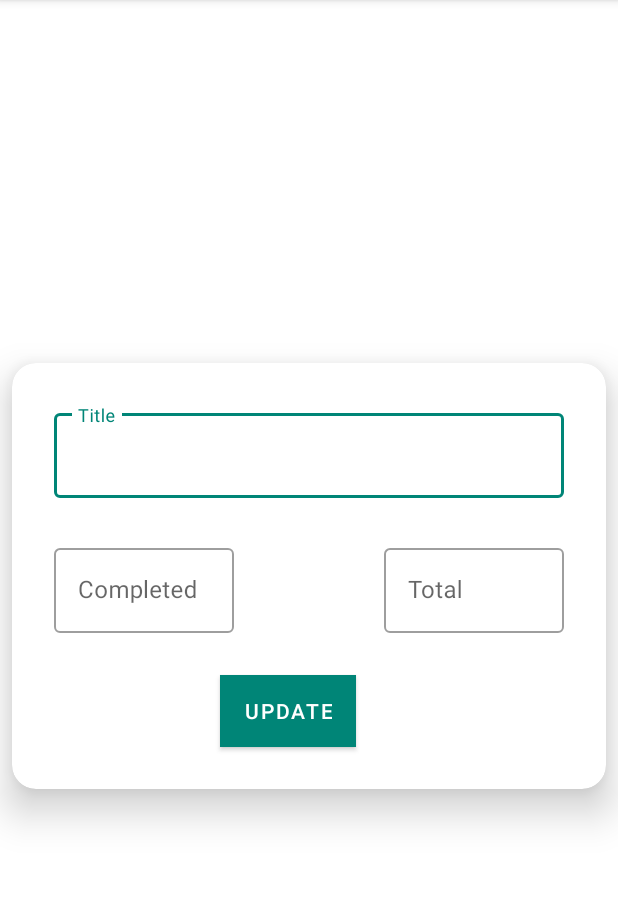
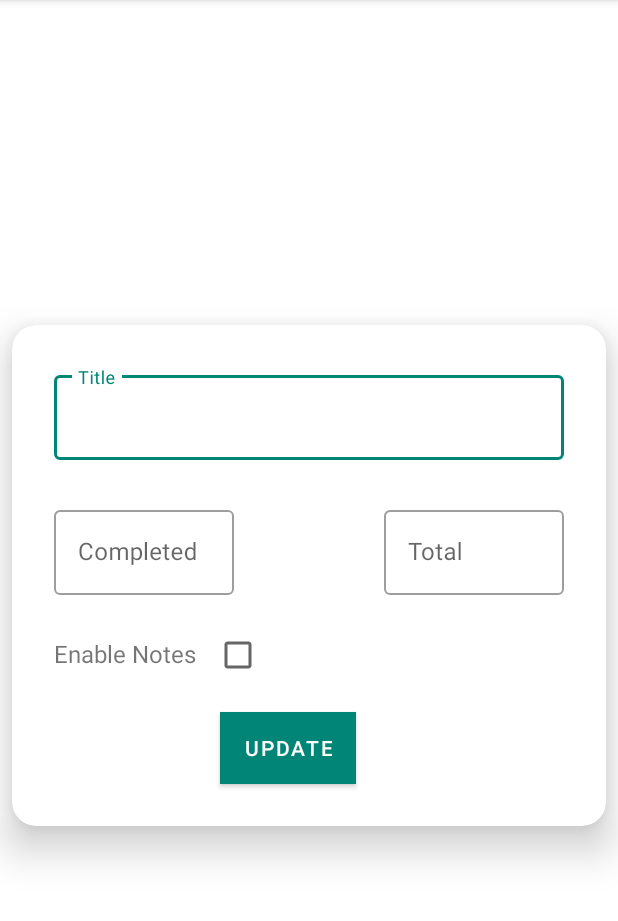
Before and after one commit to sowmyav24/challenge-tracker, an Android app: the fragment EditChallengeFragment shown on its own in the app's theme, on a phone screen of 412 x 824 dp, the part 84-1005 px from its top. Run offline under Robolectric (Android 15) with nearby library versions, the phone set to English and light mode, and no system bars; our stand-ins replace Room's generated code; 5 statements that could not run were skipped.

Commit message:
Addenable notes option in edit also

```diff
--- a/app/src/main/java/scheduler/org/challengetracker/ui/addChallenge/EditChallengeFragment.kt
+++ b/app/src/main/java/scheduler/org/challengetracker/ui/addChallenge/EditChallengeFragment.kt
@@ -8,6 +8,7 @@ import androidx.fragment.app.Fragment
 import androidx.lifecycle.ViewModelProviders
 import com.google.android.material.textfield.TextInputEditText
 import kotlinx.android.synthetic.main.fragment_edit_challenge.view.completed
+import kotlinx.android.synthetic.main.fragment_edit_challenge.view.notes_needed
 import kotlinx.android.synthetic.main.fragment_edit_challenge.view.title
 import kotlinx.android.synthetic.main.fragment_edit_challenge.view.total
 import kotlinx.android.synthetic.main.fragment_edit_challenge.view.update
@@ -32,6 +33,7 @@ class EditChallengeFragment : Fragment() {
         root.title.setText(challenge.title)
         root.completed.setText(challenge.completedDays.toString())
         root.total.setText(challenge.totalDays.toString())
+        root.notes_needed.isChecked = challenge.hasNotes
         root.update.setOnClickListener {
             val isValid = validateFields(listOf(root.title, root.completed, root.total))
             if (isValid) {
@@ -47,7 +49,8 @@ class EditChallengeFragment : Fragment() {
             root.title.text.toString(),
             root.completed.text.toString().toInt(),
             root.total.text.toString().toInt(),
-            true
+            true,
+            root.notes_needed.isChecked
         )
         challengeToBeUpdated.id = challengeId
         return challengeToBeUpdated
--- a/app/src/main/res/layout/fragment_edit_challenge.xml
+++ b/app/src/main/res/layout/fragment_edit_challenge.xml
@@ -80,6 +80,27 @@
                 android:inputType="number" />
         </com.google.android.material.textfield.TextInputLayout>
 
+        <TextView
+            android:id="@+id/notes_text"
+            android:layout_width="wrap_content"
+            android:layout_height="wrap_content"
+            android:layout_marginStart="@dimen/dimen_28"
+            android:layout_marginTop="@dimen/dimen_28"
+            android:text="@string/notes"
+            android:textSize="@dimen/dimen_text_16"
+            app:layout_constraintStart_toStartOf="parent"
+            app:layout_constraintTop_toBottomOf="@id/completed_days"/>
+
+        <androidx.appcompat.widget.AppCompatCheckBox
+            android:id="@+id/notes_needed"
+            android:layout_width="wrap_content"
+            android:layout_height="wrap_content"
+            android:layout_marginEnd="@dimen/dimen_24"
+            android:layout_marginStart="@dimen/dimen_12"
+            android:layout_marginTop="@dimen/dimen_16"
+            app:layout_constraintStart_toEndOf="@+id/notes_text"
+            app:layout_constraintTop_toBottomOf="@id/completed_days"/>
+
         <com.google.android.material.button.MaterialButton
             style="@style/Widget.MaterialComponents.Button"
             android:id="@+id/update"
@@ -94,7 +115,7 @@
             app:layout_constraintBottom_toBottomOf="parent"
             app:layout_constraintEnd_toEndOf="parent"
             app:layout_constraintStart_toStartOf="parent"
-            app:layout_constraintTop_toBottomOf="@+id/completed_days" />
+            app:layout_constraintTop_toBottomOf="@+id/notes_text" />
 
     </androidx.constraintlayout.widget.ConstraintLayout>
 </com.google.android.material.card.MaterialCardView>
--- a/app/src/main/res/menu/activity_main_drawer.xml
+++ b/app/src/main/res/menu/activity_main_drawer.xml
@@ -6,15 +6,12 @@
     <group android:checkableBehavior="single">
         <item
             android:id="@+id/nav_home"
-            android:icon="@drawable/ic_home_black"
             android:title="@string/menu_home" />
         <item
             android:id="@+id/nav_add_challenge"
-            android:icon="@drawable/ic_home_black"
             android:title="@string/menu_add_challenge" />
         <item
             android:id="@+id/nav_view_challenges"
-            android:icon="@drawable/ic_home_black"
             android:title="@string/menu_view_challenges" />
     </group>
 
--- a/app/src/main/res/values/dimens.xml
+++ b/app/src/main/res/values/dimens.xml
@@ -2,6 +2,7 @@
     <dimen name="nav_header_height">176dp</dimen>
     <dimen name="dimen_4">4dp</dimen>
     <dimen name="dimen_8">8dp</dimen>
+    <dimen name="dimen_12">12dp</dimen>
     <dimen name="dimen_16">16dp</dimen>
     <dimen name="dimen_24">24dp</dimen>
     <dimen name="dimen_28">28dp</dimen>
```
